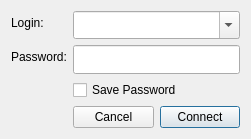
Before: the Qt Designer form src/network/login.ui in pzorin/qgo, drawn with Qt 5.
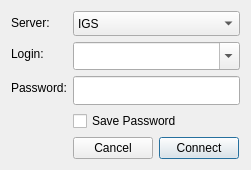
After: the same form once the commit is applied.

Commit message:
Change the login interface
Server, login, and password are closely related pieces of data,
so they are now set in the same dialog.
Also, this way we can easily disable all network-related widgets
as long as we are offline.

The new login dialog does not respect encapsulation and the disabling
of widgets has poor error handling, but both are at least as good as before.

```diff
--- a/src/network/login.ui
+++ b/src/network/login.ui
@@ -7,54 +7,24 @@
     <x>0</x>
     <y>0</y>
     <width>251</width>
-    <height>127</height>
+    <height>156</height>
    </rect>
   </property>
   <property name="windowTitle">
    <string>Dialog</string>
   </property>
   <layout class="QFormLayout" name="formLayout">
-   <item row="0" column="0">
-    <widget class="QLabel" name="label">
-     <property name="text">
-      <string>Login:</string>
-     </property>
-    </widget>
-   </item>
-   <item row="1" column="0">
+   <property name="fieldGrowthPolicy">
+    <enum>QFormLayout::ExpandingFieldsGrow</enum>
+   </property>
+   <item row="2" column="0">
     <widget class="QLabel" name="label_2">
      <property name="text">
       <string>Password:</string>
      </property>
     </widget>
    </item>
-   <item row="1" column="1">
-    <widget class="QLineEdit" name="passwordEdit">
-     <property name="sizePolicy">
-      <sizepolicy hsizetype="Expanding" vsizetype="Fixed">
-       <horstretch>0</horstretch>
-       <verstretch>0</verstretch>
-      </sizepolicy>
-     </property>
-     <property name="minimumSize">
-      <size>
-       <width>127</width>
-       <height>29</height>
-      </size>
-     </property>
-     <property name="echoMode">
-      <enum>QLineEdit::Password</enum>
-     </property>
-    </widget>
-   </item>
-   <item row="2" column="1">
-    <widget class="QCheckBox" name="savepasswordCB">
-     <property name="text">
-      <string>Save Password</string>
-     </property>
-    </widget>
-   </item>
-   <item row="3" column="1">
+   <item row="4" column="1">
     <layout class="QHBoxLayout" name="horizontalLayout">
      <item>
       <widget class="QPushButton" name="cancelPB">
@@ -76,6 +46,60 @@
     </layout>
    </item>
    <item row="0" column="1">
+    <widget class="QComboBox" name="serverComboBox">
+     <property name="sizePolicy">
+      <sizepolicy hsizetype="Expanding" vsizetype="Fixed">
+       <horstretch>0</horstretch>
+       <verstretch>0</verstretch>
+      </sizepolicy>
+     </property>
+     <property name="minimumSize">
+      <size>
+       <width>0</width>
+       <height>25</height>
+      </size>
+     </property>
+     <property name="toolTip">
+      <string>Select service</string>
+     </property>
+     <item>
+      <property name="text">
+       <string>IGS</string>
+      </property>
+     </item>
+     <item>
+      <property name="text">
+       <string>WING</string>
+      </property>
+     </item>
+     <item>
+      <property name="text">
+       <string>LGS</string>
+      </property>
+     </item>
+     <item>
+      <property name="text">
+       <string>CyberORO</string>
+      </property>
+     </item>
+     <item>
+      <property name="text">
+       <string>Tygem</string>
+      </property>
+     </item>
+     <item>
+      <property name="text">
+       <string>eWeiQi</string>
+      </property>
+     </item>
+     <item>
+      <property name="text">
+       <string>Tom</string>
+      </property>
+     </item>
+    </widget>
+   </item>
+   <item row="1" column="1">
     <widget class="QComboBox" name="loginEdit">
      <property name="sizePolicy">
       <sizepolicy hsizetype="Expanding" vsizetype="Fixed">
@@ -97,6 +121,46 @@
      </property>
     </widget>
    </item>
+   <item row="3" column="1">
+    <widget class="QCheckBox" name="savepasswordCB">
+     <property name="text">
+      <string>Save Password</string>
+     </property>
+    </widget>
+   </item>
+   <item row="1" column="0">
+    <widget class="QLabel" name="label">
+     <property name="text">
+      <string>Login:</string>
+     </property>
+    </widget>
+   </item>
+   <item row="2" column="1">
+    <widget class="QLineEdit" name="passwordEdit">
+     <property name="sizePolicy">
+      <sizepolicy hsizetype="Expanding" vsizetype="Fixed">
+       <horstretch>0</horstretch>
+       <verstretch>0</verstretch>
+      </sizepolicy>
+     </property>
+     <property name="minimumSize">
+      <size>
+       <width>127</width>
+       <height>29</height>
+      </size>
+     </property>
+     <property name="echoMode">
+      <enum>QLineEdit::Password</enum>
+     </property>
+    </widget>
+   </item>
+   <item row="0" column="0">
+    <widget class="QLabel" name="label_3">
+     <property name="text">
+      <string>Server:</string>
+     </property>
+    </widget>
+   </item>
   </layout>
  </widget>
  <resources/>
```
Left out of the diff: 8 changed lines with no effect on the pictures. The commit also changes 11 other files.
